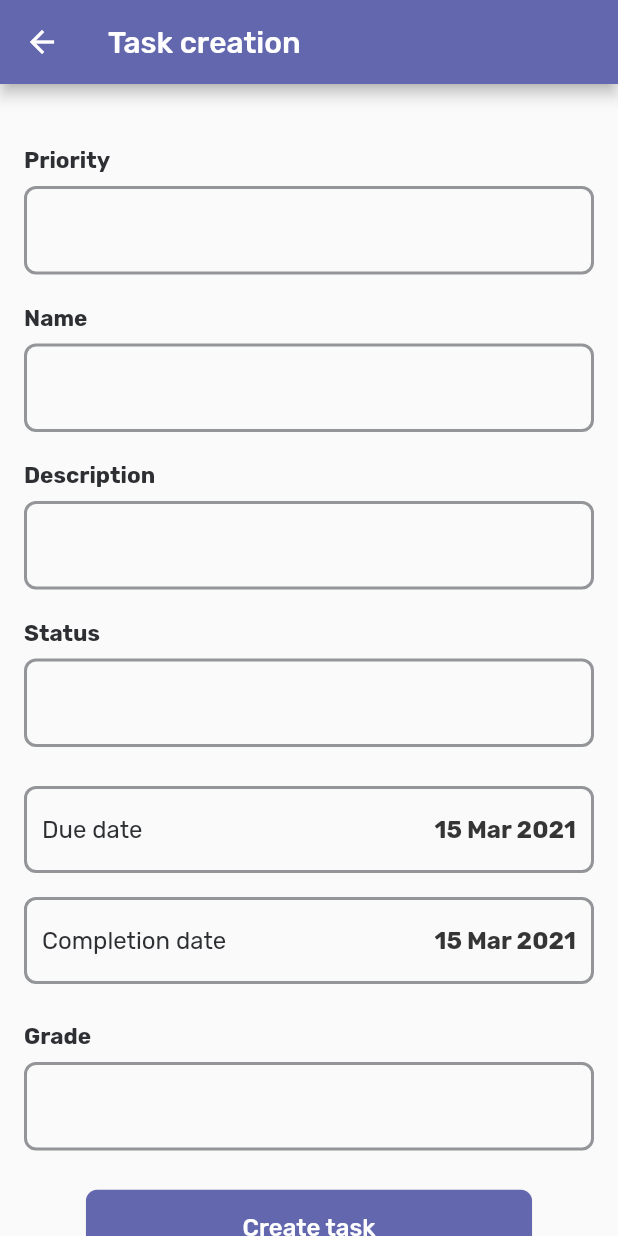
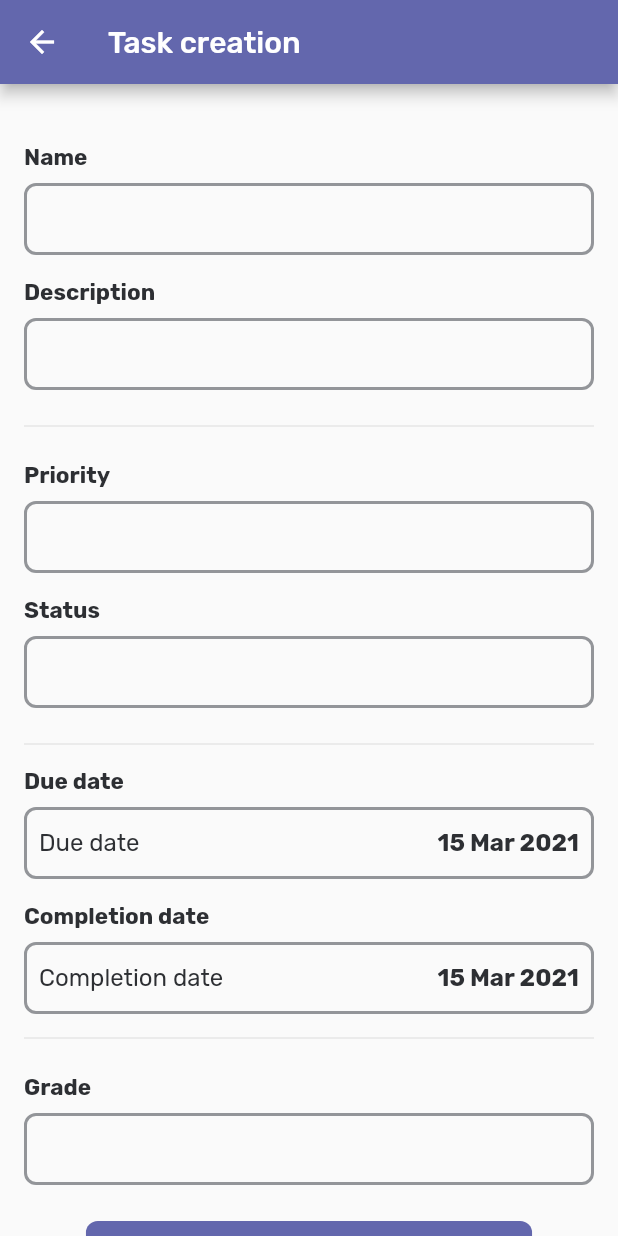
Before and after one commit to kormax/Oracle, a Flutter app: the TaskEditorScreen screen opened by its route, on a phone screen of 412 x 824 dp. Run offline on Flutter 3.47's test engine with Material 2 defaults, Android fonts, the phone set to English and light mode, and no system bars; our stand-ins replace fl_chart, flutter_svg.

Commit message:
Clean up entry fields Rename actions to manage

```diff
--- a/lib/screens/tasks/task-editor.dart
+++ b/lib/screens/tasks/task-editor.dart
@@ -39,15 +39,16 @@ class _TaskEditorScreenState extends State<TaskEditorScreen> {
             mainAxisAlignment: MainAxisAlignment.center,
             children: <Widget>[
               SizedBox(height: 16),
-              EntryField(label: "Priority", type: EntryFieldType.integer, value: taskToEdit?.priority?.toString(),),
               EntryField(label: "Name", type: EntryFieldType.plaintext, value: taskToEdit?.name?.toString(),),
               EntryField(label: "Description", type: EntryFieldType.plaintext, value: taskToEdit?.description?.toString(),),
+              Divider(height: 32),
+              EntryField(label: "Priority", type: EntryFieldType.integer, value: taskToEdit?.priority?.toString(),),
               EntryField(label: "Status", type: EntryFieldType.plaintext, value: taskToEdit?.status?.toString(),),
-              SizedBox(height: 16),
+              Divider(height: 32),
               DatePicker("Due date"),
               SizedBox(height: 16),
               DatePicker("Completion date"),
-              SizedBox(height: 16),
+              Divider(height: 32),
               EntryField(label: "Grade", type: EntryFieldType.integer, value: taskToEdit?.grade?.toString(),),
               Container(
                   margin:
--- a/lib/widgets/date_picker.dart
+++ b/lib/widgets/date_picker.dart
@@ -1,7 +1,7 @@
 import 'package:data/constants/colors.dart';
 import 'package:flutter/material.dart';
+import 'package:intl/intl.dart';
 import 'dart:async';
-import 'package:intl/intl.dart';
 
 class DatePicker extends StatefulWidget {
   final String datePickerName;
@@ -38,11 +38,21 @@ class _DatePickerState extends State<DatePicker> {
   @override
   Widget build(BuildContext context) {
 
-    return InkWell(
+    return Column(
+      crossAxisAlignment: CrossAxisAlignment.start,
+      children: <Widget>[
+        Text(
+          this.datePickerName,
+          style: TextStyle(fontWeight: FontWeight.bold, fontSize: 15),
+        ),
+        SizedBox(
+          height: 8,
+        ),
+        GestureDetector(
           onTap: () => _selectDate(context),
           child: Container(
-        height: 58,
-        padding: EdgeInsets.symmetric(horizontal: 10.0),
+            height: 48,
+            padding: EdgeInsets.symmetric(horizontal: 8.0),
             decoration: BoxDecoration(
                 border: new Border.all(color: Colors_.grayscaleNeutral, width: 2),
                 borderRadius: BorderRadius.circular(8.0)
@@ -58,13 +68,14 @@ class _DatePickerState extends State<DatePicker> {
                   new DateFormat('d MMM y').format(date),
                   style: TextStyle(
                       fontSize: 16,
-                  color: Color(0xff353535),
+                      color: Colors_.grayscaleDarkest,
                       fontWeight: FontWeight.bold,
                   ),
                 )
               ],
             ),
           ),
-    );
+        )
+      ]);
   }
 }
--- a/lib/widgets/entry_field.dart
+++ b/lib/widgets/entry_field.dart
@@ -19,7 +19,7 @@ class EntryField extends StatelessWidget {
   @override
   Widget build(BuildContext context) {
     return Container(
-      margin: EdgeInsets.symmetric(vertical: 10),
+      margin: EdgeInsets.symmetric(vertical: 8),
       width: double.infinity,
       child: Column(
         crossAxisAlignment: CrossAxisAlignment.start,
@@ -31,7 +31,9 @@ class EntryField extends StatelessWidget {
           SizedBox(
             height: 8,
           ),
-          TextField(
+          SizedBox(
+            height: 48,
+            child: TextField(
                 controller: textController,
                 obscureText: type == EntryFieldType.password,
                 decoration: InputDecoration(
@@ -39,6 +41,7 @@ class EntryField extends StatelessWidget {
                     borderRadius: const BorderRadius.all(
                       const Radius.circular(8.0),
                     ),
+
                   ),
                   enabledBorder:  OutlineInputBorder(
                     borderSide:  BorderSide(
@@ -60,7 +63,9 @@ class EntryField extends StatelessWidget {
                   ),
 
                 )
+            ),
           )
+
         ],
       ),
     );
```
Also changed, not shown: lib/screens/main.dart (+4 -4 lines), lib/screens/manage/manage.dart (renamed from lib/screens/actions/actions.dart, +4 -4 lines), lib/widgets/gender_picker.dart (deleted, +0 -90 lines), lib/widgets/location_picker.dart (deleted, +0 -61 lines). Lines whose indentation alone changed are shown as unchanged.
